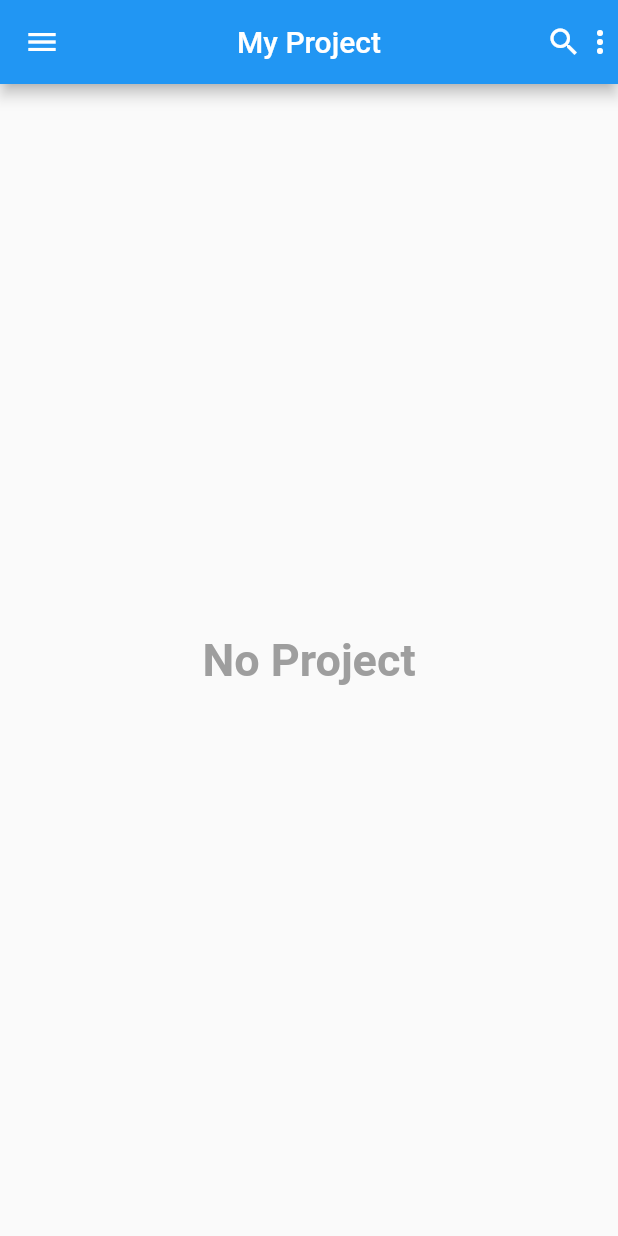
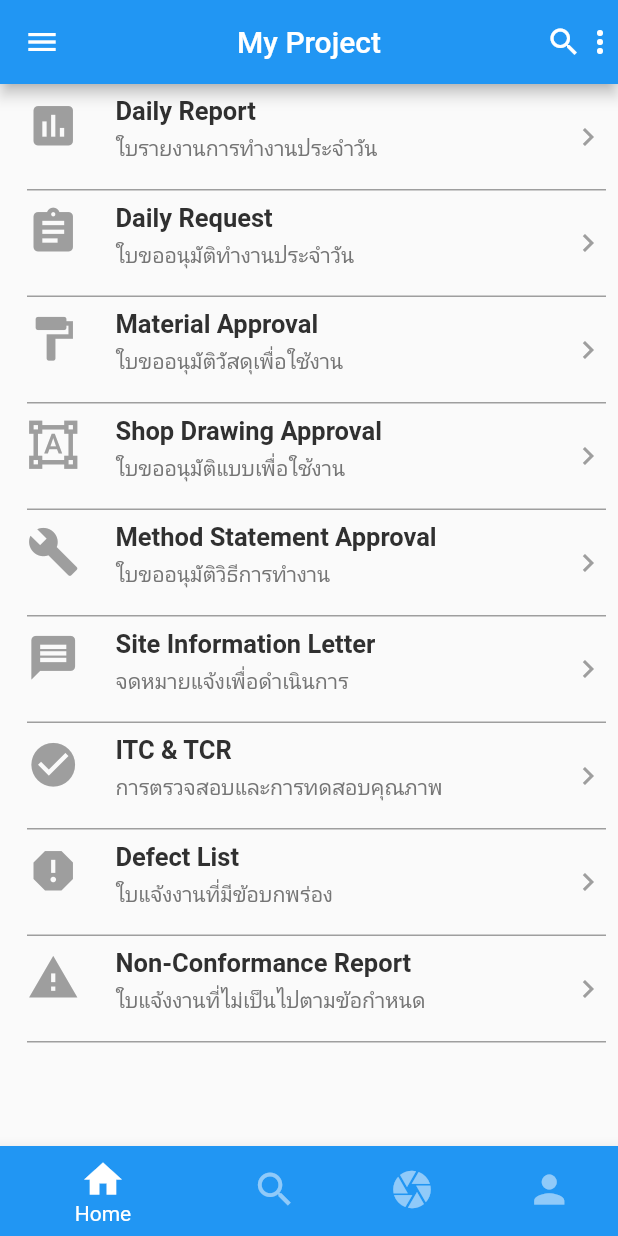
Before and after one commit to Boonrit12345/mooConstructor14march, a Flutter app: the MyService screen opened directly, on a phone screen of 412 x 824 dp. Run offline on Flutter 3.47's test engine with Material 2 defaults, Android fonts, the phone set to English and light mode, and no system bars; our stand-ins replace cloud_firestore, firebase_auth, firebase_storage, google_fonts, image_picker; accounts and stored records are empty.

Commit message:
evening 19march in office

```diff
--- a/lib/widget/my_service.dart
+++ b/lib/widget/my_service.dart
@@ -4,7 +4,10 @@ import 'package:firebase_storage/firebase_storage.dart';
 import 'package:flutter/material.dart';
 import 'package:mooconstructor14march/utility/my_constant.dart';
 import 'package:mooconstructor14march/utility/my_style.dart';
+
 import 'package:mooconstructor14march/widget/authen.dart';
+import 'package:mooconstructor14march/widget/my_proj.dart';
+import 'package:mooconstructor14march/widget/proj_menu.dart';
 
 class MyService extends StatefulWidget {
   @override
@@ -12,10 +15,11 @@ class MyService extends StatefulWidget {
 }
 
 class _MyServiceState extends State<MyService> {
-// Field
+// Explicit
   String uidString, urlLogin, nameLogin, levelLogin;
-
   final List<int> numbers = [1, 2, 3, 5, 8, 13, 21, 34, 55];
+  Widget currentWidget = ProjMenuList();
+  int _currentIndex = 0;
 
   List wonders = [
     Place(
@@ -119,7 +123,13 @@ class _MyServiceState extends State<MyService> {
       decoration:
           BoxDecoration(border: Border(bottom: BorderSide(color: Colors.grey))),
       child: ListTile(
-        // onTap: () => processSignOut(),
+        onTap: () {
+          setState(() {
+            print('Click My Project');
+            currentWidget = ProjMenuList();
+          });
+          Navigator.of(context).pop();
+        },
         title: Text('My Project'),
         subtitle: Text('โครงการที่รับผิดชอบ'),
         leading: Icon(
@@ -135,7 +145,13 @@ class _MyServiceState extends State<MyService> {
       decoration:
           BoxDecoration(border: Border(bottom: BorderSide(color: Colors.grey))),
       child: ListTile(
-        // onTap: () => processSignOut(),
+        onTap: () {
+          setState(() {
+            print('Click My Project');
+            currentWidget = MyProjList();
+          });
+          Navigator.of(context).pop();
+        },
         title: Text('All Project'),
         subtitle: Text('โครงการทั้งหมด'),
         leading: Icon(
@@ -151,7 +167,13 @@ class _MyServiceState extends State<MyService> {
       decoration:
           BoxDecoration(border: Border(bottom: BorderSide(color: Colors.grey))),
       child: ListTile(
-        // onTap: () => processSignOut(),
+        onTap: () {
+          setState(() {
+            print('Click Inbox message');
+            // currentWidget = MyProjList();
+          });
+          Navigator.of(context).pop();
+        },
         title: Text('Message'),
         subtitle: Text('กล่องข้อความ'),
         leading: Icon(
@@ -167,7 +189,13 @@ class _MyServiceState extends State<MyService> {
       decoration:
           BoxDecoration(border: Border(bottom: BorderSide(color: Colors.grey))),
       child: ListTile(
-        // onTap: () => processSignOut(),
+        onTap: () {
+          setState(() {
+            print('Click My Profile');
+            // currentWidget = MyProjList();
+          });
+          Navigator.of(context).pop();
+        },
         title: Text('Profile'),
         subtitle: Text('ข้อมูลส่วนตัว'),
         leading: Icon(
@@ -183,7 +211,13 @@ class _MyServiceState extends State<MyService> {
       decoration:
           BoxDecoration(border: Border(bottom: BorderSide(color: Colors.grey))),
       child: ListTile(
-        // onTap: () => processSignOut(),
+        onTap: () {
+          setState(() {
+            print('Click Setting');
+            // currentWidget = MyProjList();
+          });
+          Navigator.of(context).pop();
+        },
         title: Text('Setting'),
         subtitle: Text('การตั้งค่า'),
         leading: Icon(
@@ -257,6 +291,12 @@ class _MyServiceState extends State<MyService> {
           myProfile(),
           mySetting(),
           menuSignOut(),
+          // CustomListTile(Icons.view_agenda, 'My Project', () => {}),
+          // CustomListTile(Icons.view_list, 'All Project', () => {}),
+          // CustomListTile(Icons.notifications, 'Notifications', () => {}),
+          // CustomListTile(Icons.account_circle, 'User info', () => {}),
+          // CustomListTile(Icons.settings, 'Settings', () => {}),
+          // CustomListTile(Icons.exit_to_app, 'Sign Out', () => {}),
         ],
       ),
     );
@@ -411,7 +451,42 @@ class _MyServiceState extends State<MyService> {
   @override
   Widget build(BuildContext context) {
     return Scaffold(
-      body: showBody(),
+      body: currentWidget,
+      bottomNavigationBar: BottomNavigationBar(
+        currentIndex: _currentIndex,
+        // type: BottomNavigationBarType.fixed,
+        iconSize: 30,
+        // selectedFontSize: 25,
+        // unselectedFontSize: 20,
+        unselectedItemColor: Colors.blue[200],
+        items: [
+          BottomNavigationBarItem(
+            icon: Icon(Icons.home),
+            title: Text('Home'),
+            backgroundColor: Colors.blue,
+          ),
+          BottomNavigationBarItem(
+            icon: Icon(Icons.search),
+            title: Text('Search'),
+            backgroundColor: Colors.blue,
+          ),
+          BottomNavigationBarItem(
+            icon: Icon(Icons.camera),
+            title: Text('Camera'),
+            backgroundColor: Colors.blue,
+          ),
+          BottomNavigationBarItem(
+            icon: Icon(Icons.person),
+            title: Text('Person'),
+            backgroundColor: Colors.blue,
+          ),
+        ],
+        onTap: (index){
+              setState(() {
+                _currentIndex = index;
+              });
+        },
+      ),
 
       //
       // show Drawer
@@ -437,3 +512,66 @@ class Place {
 
   Place({this.imageUrl, this.name, this.country});
 }
+
+// class ที่ใช้สร้างเมนูใน drawer
+class CustomListTile extends StatelessWidget {
+  IconData icon;
+  String text;
+  Function onTap;
+
+  CustomListTile(this.icon, this.text, this.onTap);
+
+  @override
+  Widget build(BuildContext context) {
+    return Padding(
+      padding: const EdgeInsets.fromLTRB(18.0, 0, 8.0, 0),
+      child: Container(
+        decoration: BoxDecoration(
+            border: Border(bottom: BorderSide(color: Colors.grey))),
+        child: InkWell(
+          splashColor: Colors.blueAccent,
+          onTap: onTap,
+          child: Container(
+            height: 70.0,
+            child: Row(
+              mainAxisAlignment: MainAxisAlignment.spaceBetween,
+              children: <Widget>[
+                Row(
+                  children: <Widget>[
+                    Icon(
+                      icon,
+                      color: Colors.grey,
+                      size: 30.0,
+                    ),
+                    Padding(
+                      padding: const EdgeInsets.all(8.0),
+                      child: Container(
+                        child: Column(
+                          mainAxisSize: MainAxisSize.min,
+                          children: <Widget>[
+                            Text(
+                              text,
+                              style: TextStyle(
+                                fontSize: 16.0,
+                                fontWeight: FontWeight.bold,
+                                color: Colors.grey[850],
+                              ),
+                            ),
+                          ],
+                        ),
+                      ),
+                    ),
+                  ],
+                ),
+                Icon(
+                  Icons.arrow_right,
+                  color: Colors.grey,
+                )
+              ],
+            ),
+          ),
+        ),
+      ),
+    );
+  }
+}
--- /dev/null
+++ b/lib/widget/proj_menu.dart
@@ -0,0 +1,131 @@
+import 'package:flutter/material.dart';
+
+class ProjMenuList extends StatefulWidget {
+  @override
+  _ProjMenuListState createState() => _ProjMenuListState();
+}
+
+class _ProjMenuListState extends State<ProjMenuList> {
+// Explicit
+
+// Method
+
+  Widget dailyReport() {
+    return Container(
+      decoration:
+          BoxDecoration(border: Border(bottom: BorderSide(color: Colors.grey))),
+      child: ListTile(
+        // onTap: () => processSignOut(),
+        title: Text(
+          'Dail Report',
+          style: TextStyle(
+            fontWeight: FontWeight.bold,
+            fontSize: 18.0,
+          ),
+        ),
+        subtitle: Text('ใบรายงานการทำงานประจำวัน'),
+        leading: Icon(
+          Icons.list,
+          size: 40.0,
+        ),
+      ),
+    );
+  }
+
+  @override
+  Widget build(BuildContext context) {
+    return ListView(
+      children: <Widget>[
+        CustomListTile(Icons.assessment, 'Daily Report', 'ใบรายงานการทำงานประจำวัน', () => {}),
+        CustomListTile(Icons.assignment, 'Daily Request', 'ใบขออนุมัติทำงานประจำวัน', () => {}),
+        CustomListTile(Icons.format_paint, 'Material Approval', 'ใบขออนุมัติวัสดุเพื่อใช้งาน', () => {}),
+        CustomListTile(Icons.format_shapes, 'Shop Drawing Approval', 'ใบขออนุมัติแบบเพื่อใช้งาน', () => {}),
+        CustomListTile(Icons.build, 'Method Statement Approval', 'ใบขออนุมัติวิธีการทำงาน', () => {}),
+        CustomListTile(Icons.message, 'Site Information Letter', 'จดหมายแจ้งเพื่อดำเนินการ', () => {}),
+        CustomListTile(Icons.check_circle, 'ITC & TCR', 'การตรวจสอบและการทดสอบคุณภาพ', () => {}),
+        CustomListTile(Icons.report, 'Defect List', 'ใบแจ้งงานที่มีข้อบกพร่อง', () => {}),
+        CustomListTile(Icons.warning, 'Non-Conformance Report', 'ใบแจ้งงานที่ไม่เป็นไปตามข้อกำหนด', () => {}),
+      ],
+    );
+  }
+}
+
+// class ที่ใช้สร้างเมนูใน drawer
+class CustomListTile extends StatelessWidget {
+  IconData icon;
+  String text;
+  String subtitle;
+  Function onTap;
+
+  CustomListTile(this.icon, this.text, this.subtitle, this.onTap);
+
+  @override
+  Widget build(BuildContext context) {
+    return Padding(
+      padding: const EdgeInsets.fromLTRB(18.0, 0, 8.0, 0),
+      child: Container(
+        decoration: BoxDecoration(
+            border: Border(bottom: BorderSide(color: Colors.grey))),
+        child: InkWell(
+          splashColor: Colors.blueAccent,
+          onTap: onTap,
+          child: Container(
+            height: 70.0,
+            child: Row(
+              mainAxisAlignment: MainAxisAlignment.spaceBetween,
+              children: <Widget>[
+                Row(
+                  crossAxisAlignment: CrossAxisAlignment.start,
+                  children: <Widget>[
+                    Container(
+                      margin: const EdgeInsets.only(top: 10.0),
+                      child: Icon(
+                        icon,
+                        color: Colors.grey,
+                        size: 35.0,
+                      ),
+                    ),
+                    Padding(
+                      padding: const EdgeInsets.all(8.0),
+                      child: Container(
+                        margin: const EdgeInsets.only(left: 16.0),
+                        child: Column(
+                          crossAxisAlignment: CrossAxisAlignment.start,
+                          children: <Widget>[
+                            Text(
+                              text,
+                              style: TextStyle(
+                                fontSize: 17.0,
+                                fontWeight: FontWeight.bold,
+                                color: Colors.grey[850],
+                              ),
+                            ),
+                            Container(
+                              margin: const EdgeInsets.only(top: 5.0),
+                              child: Text(
+                                subtitle,
+                                style: TextStyle(
+                                  fontSize: 14.0,
+                                  fontWeight: FontWeight.normal,
+                                  color: Colors.grey[600],
+                                ),
+                              ),
+                            ),
+                          ],
+                        ),
+                      ),
+                    ),
+                  ],
+                ),
+                Icon(
+                  Icons.chevron_right,
+                  color: Colors.grey,
+                )
+              ],
+            ),
+          ),
+        ),
+      ),
+    );
+  }
+}
```
Also changed, not shown: lib/page/detail_page.dart (added, +89 -0 lines), lib/widget/all_project.dart (deleted, +0 -54 lines), lib/widget/my_proj.dart (renamed from lib/widget/my_project_list.dart, +10 -16 lines), 1 other file.
